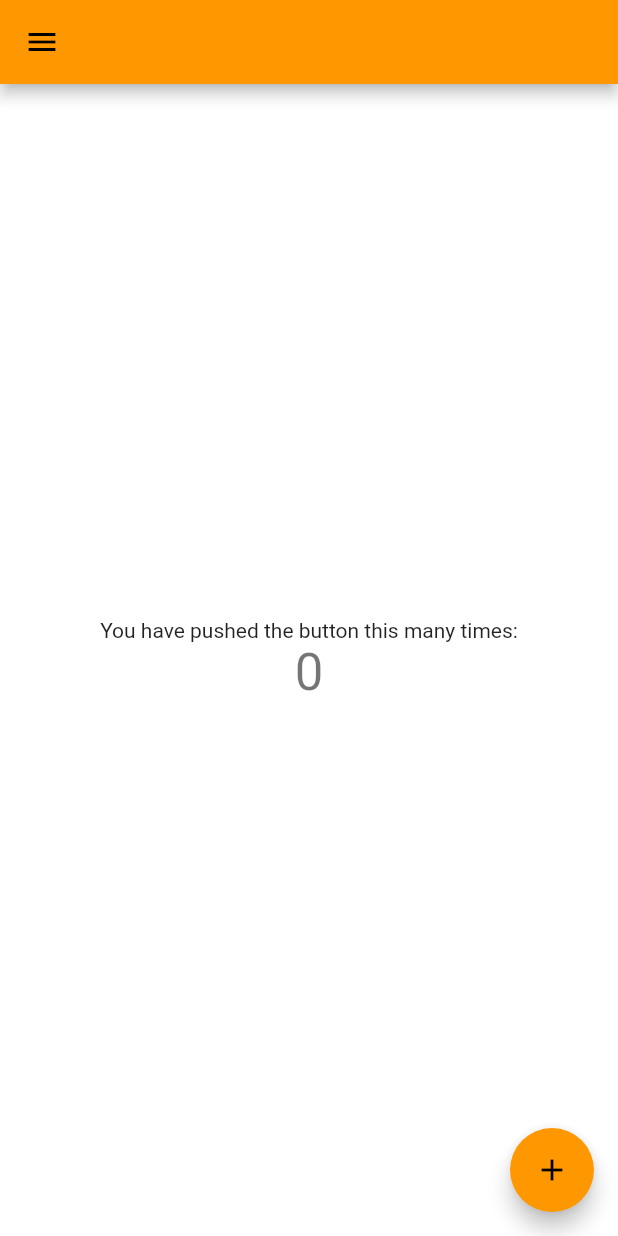
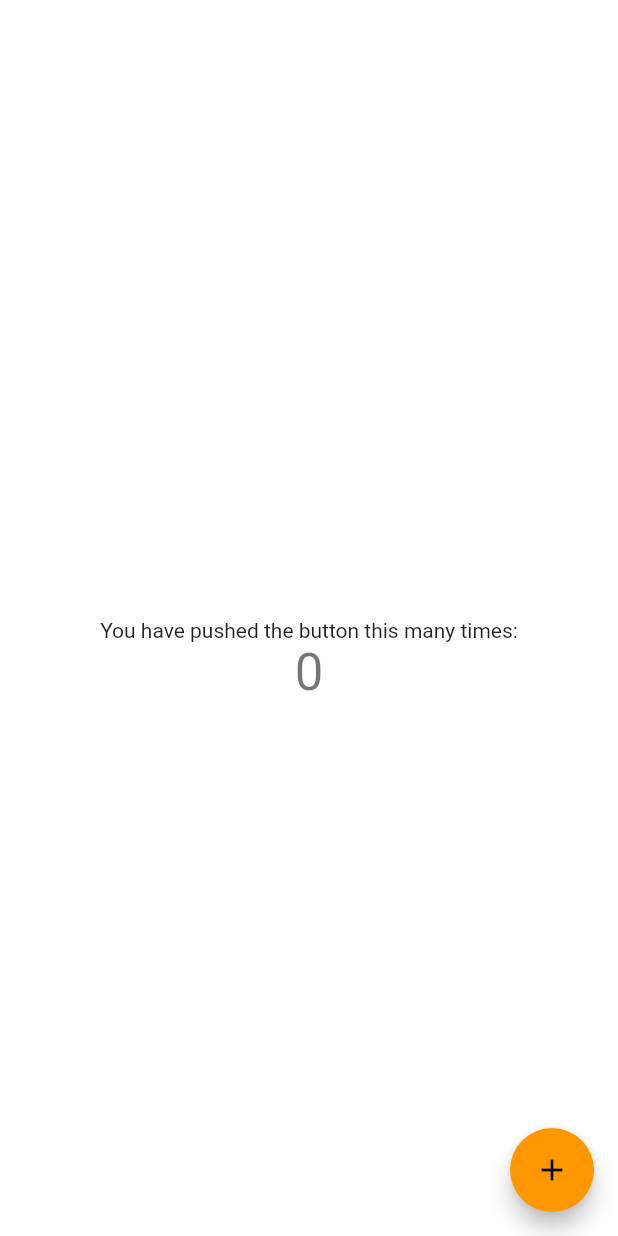
Before and after one commit to lelsweyr17/meet_up_app, a Flutter app: the HomePage screen opened by its route, on a phone screen of 412 x 824 dp. Run offline on Flutter 3.47's test engine with Material 2 defaults, Android fonts, the phone set to English and light mode, and no system bars; our stand-ins replace bloc, cloud_firestore, firebase_auth, firebase_core, flutter_bloc, flutter_keyboard_visibility and 3 more; accounts and stored records are empty; generated files the repository leaves out were written again; network calls fail.

Commit message:
Add theme support

```diff
--- a/lib/internal/app.dart
+++ b/lib/internal/app.dart
@@ -1,6 +1,8 @@
 import 'package:flutter/material.dart';
 import 'package:meet_up_app/internal/providers.dart';
 import 'package:meet_up_app/internal/routes.dart';
+import 'package:meet_up_app/internal/theme/dark_theme.dart';
+import 'package:meet_up_app/internal/theme/light_theme.dart';
 import 'package:meet_up_app/l10n/app_localizations_export.dart';
 import 'package:provider/provider.dart';
 
@@ -19,10 +21,8 @@ class _AppState extends State<App> {
       child: MaterialApp(
         debugShowCheckedModeBanner: false,
         title: 'Meet Up App',
-        theme: ThemeData(
-          primarySwatch: Colors.orange,
-          scaffoldBackgroundColor: Colors.white,
-        ),
+        theme: LightTheme().theme,
+        darkTheme: DarkTheme().theme,
         localizationsDelegates: AppLocalizations.localizationsDelegates,
         supportedLocales: AppLocalizations.supportedLocales,
         routes: Routes.instance.routes,
--- /dev/null
+++ b/lib/internal/theme/dark_theme.dart
@@ -0,0 +1,27 @@
+import 'package:flutter/material.dart';
+import 'package:flutter/services.dart';
+
+class DarkTheme {
+  AppBarTheme get appBarTheme => AppBarTheme(
+        elevation: 0,
+
+        backgroundColor: Colors.transparent,
+        foregroundColor: const Color(0xff121212),
+        systemOverlayStyle: const SystemUiOverlayStyle(
+          statusBarIconBrightness: Brightness.dark,
+          statusBarBrightness: Brightness.light,
+        ),
+        titleTextStyle: TextStyle(
+          fontSize: 18,
+          fontWeight: FontWeight.w600,
+          color: Colors.black.withOpacity(0.9),
+        ),
+      );
+
+  ThemeData get theme => ThemeData(
+        appBarTheme: appBarTheme,
+        brightness: Brightness.dark,
+        primarySwatch: Colors.orange,
+        scaffoldBackgroundColor: const Color(0xff121212),
+      );
+}
--- /dev/null
+++ b/lib/internal/theme/light_theme.dart
@@ -0,0 +1,26 @@
+import 'package:flutter/material.dart';
+import 'package:flutter/services.dart';
+
+class LightTheme {
+  AppBarTheme get appBarTheme => const AppBarTheme(
+        elevation: 0,
+        backgroundColor: Colors.transparent,
+        foregroundColor: Colors.white,
+        systemOverlayStyle: SystemUiOverlayStyle(
+          statusBarIconBrightness: Brightness.light,
+          statusBarBrightness: Brightness.dark,
+        ),
+        titleTextStyle: TextStyle(
+          fontSize: 18,
+          fontWeight: FontWeight.w600,
+          color: Colors.white,
+        ),
+      );
+
+  ThemeData get theme => ThemeData(
+        appBarTheme: appBarTheme,
+        brightness: Brightness.light,
+        primarySwatch: Colors.orange,
+        scaffoldBackgroundColor: Colors.white,
+      );
+}
```
